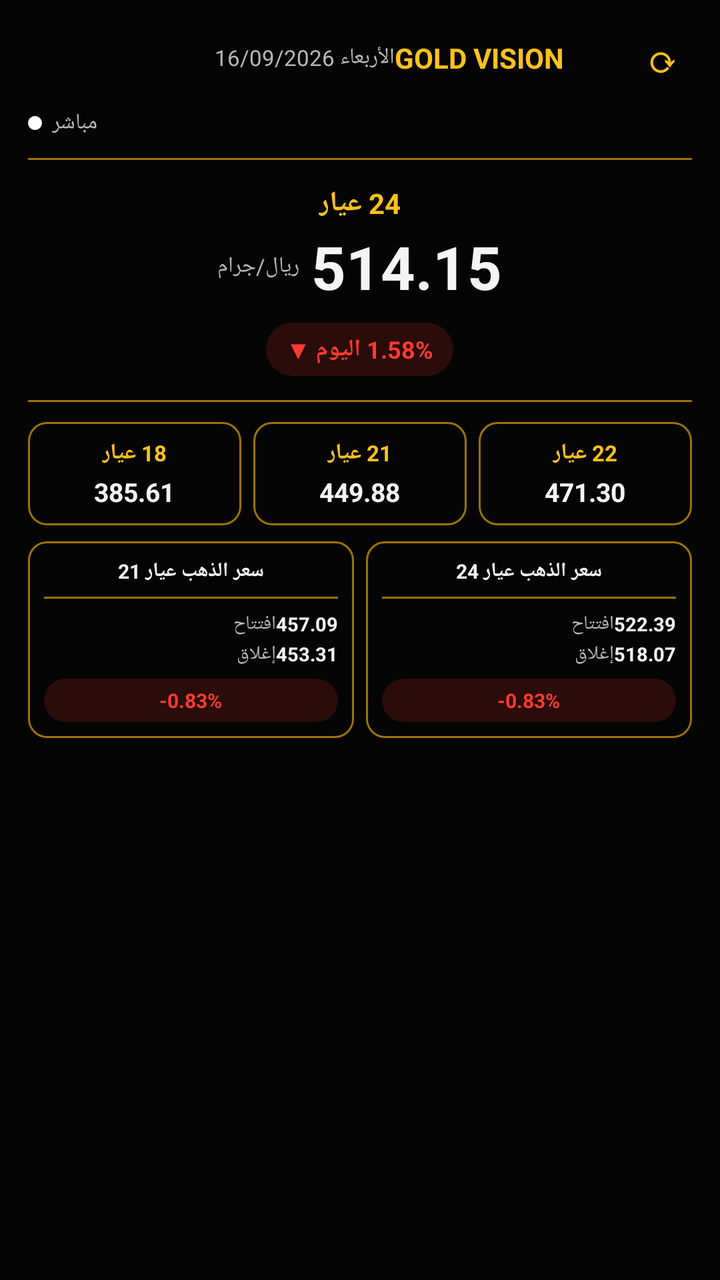
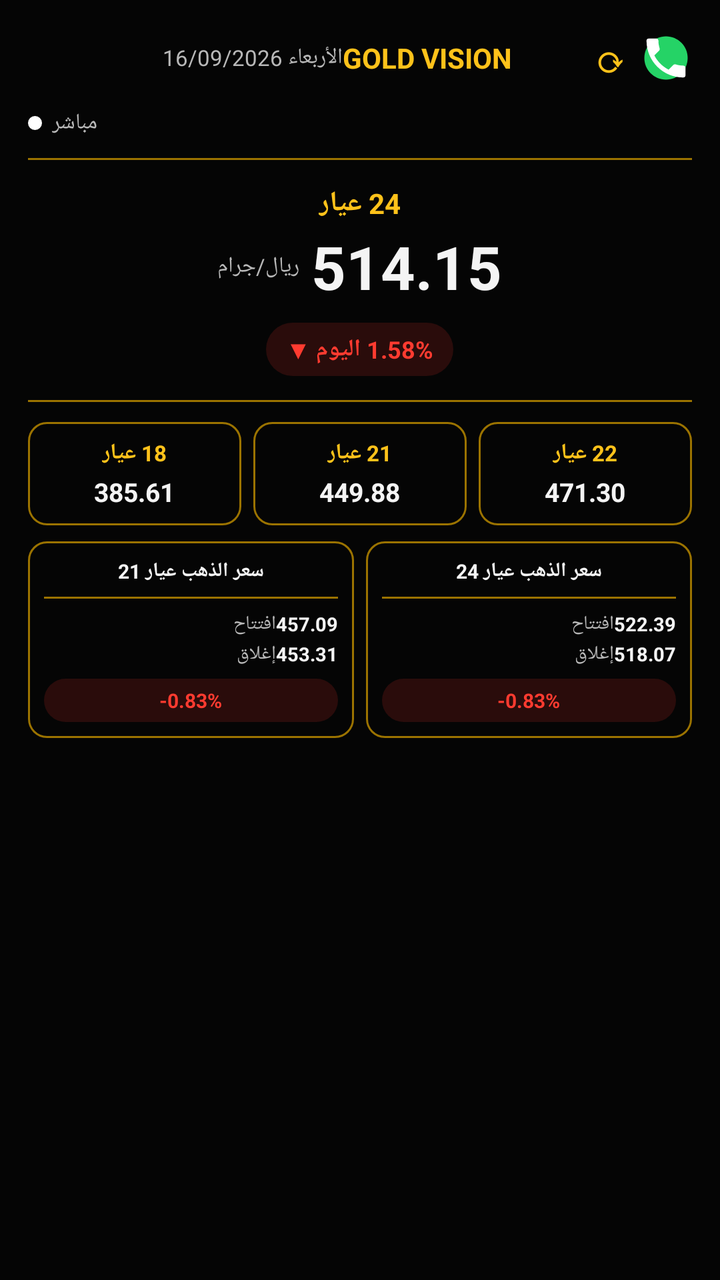

Two renders of the same Android screen: before a commit and after it. Below are the layout's source before the change and the commit's diff.
<!-- AndroidManifest.xml: application theme Theme.GoldVision -->
<!-- res/layout/gold_price_widget_preview.xml -->
<?xml version="1.0" encoding="utf-8"?>
<LinearLayout xmlns:android="http://schemas.android.com/apk/res/android"
    android:layout_width="match_parent"
    android:layout_height="match_parent"
    android:orientation="vertical"
    android:background="@color/ic_launcher_background"
    android:padding="14dp">

    <LinearLayout
        android:layout_width="match_parent"
        android:layout_height="wrap_content"
        android:orientation="horizontal"
        android:gravity="center_vertical">
        <TextView
            android:layout_width="0dp"
            android:layout_height="wrap_content"
            android:layout_weight="1"
            android:text="الأربعاء 16/09/2026"
            android:textColor="#B8B8B8"
            android:textSize="11sp" />
        <TextView
            android:layout_width="wrap_content"
            android:layout_height="wrap_content"
            android:layout_marginEnd="6dp"
            android:text="GOLD VISION"
            android:textColor="@color/widget_gold"
            android:textSize="14sp"
            android:textStyle="bold" />
        <ImageView
            android:layout_width="20dp"
            android:layout_height="20dp"
            android:layout_marginEnd="8dp"
            android:src="@mipmap/ic_launcher"
            android:contentDescription="@null" />
        <TextView
            android:layout_width="30dp"
            android:layout_height="30dp"
            android:gravity="center"
            android:text="⟳"
            android:textColor="@color/widget_gold"
            android:textSize="18sp"
            android:textStyle="bold" />
    </LinearLayout>

    <LinearLayout
        android:layout_width="wrap_content"
        android:layout_height="wrap_content"
        android:layout_marginTop="10dp"
        android:orientation="horizontal"
        android:gravity="center_vertical">
        <ImageView
            android:layout_width="7dp"
            android:layout_height="7dp"
            android:layout_marginEnd="5dp"
            android:src="@drawable/dot_circle"
            android:contentDescription="@null" />
        <TextView
            android:layout_width="wrap_content"
            android:layout_height="wrap_content"
            android:text="مباشر"
            android:textColor="#B8B8B8"
            android:textSize="11sp" />
    </LinearLayout>

    <FrameLayout
        android:layout_width="match_parent"
        android:layout_height="1dp"
        android:layout_marginTop="10dp"
        android:background="#9B7300" />

    <LinearLayout
        android:layout_width="match_parent"
        android:layout_height="wrap_content"
        android:layout_marginTop="12dp"
        android:orientation="vertical"
        android:gravity="center_horizontal">
        <TextView
            android:layout_width="wrap_content"
            android:layout_height="wrap_content"
            android:text="24 عيار"
            android:textColor="@color/widget_gold"
            android:textSize="14sp"
            android:textStyle="bold" />
        <LinearLayout
            android:layout_width="wrap_content"
            android:layout_height="wrap_content"
            android:layout_marginTop="2dp"
            android:orientation="horizontal"
            android:gravity="center_vertical">
            <TextView
                android:layout_width="wrap_content"
                android:layout_height="wrap_content"
                android:layout_marginEnd="6dp"
                android:text="ريال/جرام"
                android:textColor="#B8B8B8"
                android:textSize="11sp" />
            <TextView
                android:layout_width="wrap_content"
                android:layout_height="wrap_content"
                android:text="514.15"
                android:textColor="#F4F4F4"
                android:textSize="30sp"
                android:textStyle="bold" />
        </LinearLayout>
        <LinearLayout
            android:layout_width="wrap_content"
            android:layout_height="wrap_content"
            android:layout_marginTop="8dp"
            android:background="@drawable/pill_bg_red"
            android:paddingHorizontal="10dp"
            android:paddingVertical="5dp">
            <TextView
                android:layout_width="wrap_content"
                android:layout_height="wrap_content"
                android:text="1.58% اليوم ▼"
                android:textColor="@color/widget_red"
                android:textSize="12sp"
                android:textStyle="bold" />
        </LinearLayout>
    </LinearLayout>

    <FrameLayout
        android:layout_width="match_parent"
        android:layout_height="1dp"
        android:layout_marginTop="12dp"
        android:background="#9B7300" />

    <LinearLayout
        android:layout_width="match_parent"
        android:layout_height="wrap_content"
        android:layout_marginTop="10dp"
        android:orientation="horizontal">
        <LinearLayout
            android:layout_width="0dp"
            android:layout_height="wrap_content"
            android:layout_weight="1"
            android:layout_marginEnd="6dp"
            android:orientation="vertical"
            android:gravity="center_horizontal"
            android:background="@drawable/widget_box_border"
            android:padding="8dp">
            <TextView
                android:layout_width="wrap_content"
                android:layout_height="wrap_content"
                android:text="18 عيار"
                android:textColor="@color/widget_gold"
                android:textSize="11sp"
                android:textStyle="bold" />
            <TextView
                android:layout_width="wrap_content"
                android:layout_height="wrap_content"
                android:layout_marginTop="3dp"
                android:text="385.61"
                android:textColor="#F4F4F4"
                android:textSize="13sp"
                android:textStyle="bold" />
        </LinearLayout>
        <LinearLayout
            android:layout_width="0dp"
            android:layout_height="wrap_content"
            android:layout_weight="1"
            android:layout_marginEnd="6dp"
            android:orientation="vertical"
            android:gravity="center_horizontal"
            android:background="@drawable/widget_box_border"
            android:padding="8dp">
            <TextView
                android:layout_width="wrap_content"
                android:layout_height="wrap_content"
                android:text="21 عيار"
                android:textColor="@color/widget_gold"
                android:textSize="11sp"
                android:textStyle="bold" />
            <TextView
                android:layout_width="wrap_content"
                android:layout_height="wrap_content"
                android:layout_marginTop="3dp"
                android:text="449.88"
                android:textColor="#F4F4F4"
                android:textSize="13sp"
                android:textStyle="bold" />
        </LinearLayout>
        <LinearLayout
            android:layout_width="0dp"
            android:layout_height="wrap_content"
            android:layout_weight="1"
            android:orientation="vertical"
            android:gravity="center_horizontal"
            android:background="@drawable/widget_box_border"
            android:padding="8dp">
            <TextView
                android:layout_width="wrap_content"
                android:layout_height="wrap_content"
                android:text="22 عيار"
                android:textColor="@color/widget_gold"
                android:textSize="11sp"
                android:textStyle="bold" />
            <TextView
                android:layout_width="wrap_content"
                android:layout_height="wrap_content"
                android:layout_marginTop="3dp"
                android:text="471.30"
                android:textColor="#F4F4F4"
                android:textSize="13sp"
                android:textStyle="bold" />
        </LinearLayout>
    </LinearLayout>

    <LinearLayout
        android:layout_width="match_parent"
        android:layout_height="wrap_content"
        android:layout_marginTop="8dp"
        android:orientation="horizontal">

        <LinearLayout
            android:layout_width="0dp"
            android:layout_height="wrap_content"
            android:layout_weight="1"
            android:layout_marginEnd="6dp"
            android:orientation="vertical"
            android:background="@drawable/widget_box_border"
            android:padding="8dp">
            <TextView
                android:layout_width="match_parent"
                android:layout_height="wrap_content"
                android:gravity="center"
                android:text="سعر الذهب عيار 21"
                android:textColor="#F4F4F4"
                android:textSize="10sp"
                android:textStyle="bold" />
            <FrameLayout
                android:layout_width="match_parent"
                android:layout_height="1dp"
                android:layout_marginTop="6dp"
                android:layout_marginBottom="6dp"
                android:background="#9B7300" />
            <LinearLayout
                android:layout_width="match_parent"
                android:layout_height="wrap_content"
                android:orientation="horizontal">
                <TextView
                    android:layout_width="0dp"
                    android:layout_height="wrap_content"
                    android:layout_weight="1"
                    android:text="افتتاح"
                    android:textColor="#B8B8B8"
                    android:textSize="9.5sp" />
                <TextView
                    android:layout_width="wrap_content"
                    android:layout_height="wrap_content"
                    android:text="457.09"
                    android:textColor="#F4F4F4"
                    android:textSize="9.5sp"
                    android:textStyle="bold" />
            </LinearLayout>
            <LinearLayout
                android:layout_width="match_parent"
                android:layout_height="wrap_content"
                android:layout_marginTop="2dp"
                android:orientation="horizontal">
                <TextView
                    android:layout_width="0dp"
                    android:layout_height="wrap_content"
                    android:layout_weight="1"
                    android:text="إغلاق"
                    android:textColor="#B8B8B8"
                    android:textSize="9.5sp" />
                <TextView
                    android:layout_width="wrap_content"
                    android:layout_height="wrap_content"
                    android:text="453.31"
                    android:textColor="#F4F4F4"
                    android:textSize="9.5sp"
                    android:textStyle="bold" />
            </LinearLayout>
            <LinearLayout
                android:layout_width="match_parent"
                android:layout_height="wrap_content"
                android:layout_marginTop="6dp"
                android:background="@drawable/pill_bg_red"
                android:gravity="center"
                android:paddingVertical="4dp">
                <TextView
                    android:layout_width="wrap_content"
                    android:layout_height="wrap_content"
                    android:text="-0.83%"
                    android:textColor="@color/widget_red"
                    android:textSize="10sp"
                    android:textStyle="bold" />
            </LinearLayout>
        </LinearLayout>

        <LinearLayout
            android:layout_width="0dp"
            android:layout_height="wrap_content"
            android:layout_weight="1"
            android:orientation="vertical"
            android:background="@drawable/widget_box_border"
            android:padding="8dp">
            <TextView
                android:layout_width="match_parent"
                android:layout_height="wrap_content"
                android:gravity="center"
                android:text="سعر الذهب عيار 24"
                android:textColor="#F4F4F4"
                android:textSize="10sp"
                android:textStyle="bold" />
            <FrameLayout
                android:layout_width="match_parent"
                android:layout_height="1dp"
                android:layout_marginTop="6dp"
                android:layout_marginBottom="6dp"
                android:background="#9B7300" />
            <LinearLayout
                android:layout_width="match_parent"
                android:layout_height="wrap_content"
                android:orientation="horizontal">
                <TextView
                    android:layout_width="0dp"
                    android:layout_height="wrap_content"
                    android:layout_weight="1"
                    android:text="افتتاح"
                    android:textColor="#B8B8B8"
                    android:textSize="9.5sp" />
                <TextView
                    android:layout_width="wrap_content"
                    android:layout_height="wrap_content"
                    android:text="522.39"
                    android:textColor="#F4F4F4"
                    android:textSize="9.5sp"
                    android:textStyle="bold" />
            </LinearLayout>
            <LinearLayout
                android:layout_width="match_parent"
                android:layout_height="wrap_content"
                android:layout_marginTop="2dp"
                android:orientation="horizontal">
                <TextView
                    android:layout_width="0dp"
                    android:layout_height="wrap_content"
                    android:layout_weight="1"
                    android:text="إغلاق"
                    android:textColor="#B8B8B8"
                    android:textSize="9.5sp" />
                <TextView
                    android:layout_width="wrap_content"
                    android:layout_height="wrap_content"
                    android:text="518.07"
                    android:textColor="#F4F4F4"
                    android:textSize="9.5sp"
                    android:textStyle="bold" />
            </LinearLayout>
            <LinearLayout
                android:layout_width="match_parent"
                android:layout_height="wrap_content"
                android:layout_marginTop="6dp"
                android:background="@drawable/pill_bg_red"
                android:gravity="center"
                android:paddingVertical="4dp">
                <TextView
                    android:layout_width="wrap_content"
                    android:layout_height="wrap_content"
                    android:text="-0.83%"
                    android:textColor="@color/widget_red"
                    android:textSize="10sp"
                    android:textStyle="bold" />
            </LinearLayout>
        </LinearLayout>
    </LinearLayout>

</LinearLayout>
<!-- resources referenced by this layout -->
<resources>
  <color name="ic_launcher_background">#050505</color>
  <color name="widget_gold">#FFC21A</color>
  <color name="widget_red">#FF3B30</color>
  <!-- drawable dot_circle (drawable) -->
  <?xml version="1.0" encoding="utf-8"?>
  <shape xmlns:android="http://schemas.android.com/apk/res/android"
      android:shape="oval">
      <solid android:color="#FFFFFF" />
  </shape>
  <!-- drawable pill_bg_red (drawable) -->
  <?xml version="1.0" encoding="utf-8"?>
  <shape xmlns:android="http://schemas.android.com/apk/res/android"
      android:shape="rectangle">
      <solid android:color="#26FF3B30" />
      <corners android:radius="14dp" />
  </shape>
  <!-- drawable widget_box_border (drawable) -->
  <?xml version="1.0" encoding="utf-8"?>
  <shape xmlns:android="http://schemas.android.com/apk/res/android"
      android:shape="rectangle">
      <stroke android:width="1dp" android:color="#9B7300" />
      <corners android:radius="9dp" />
  </shape>
  <!-- mipmap ic_launcher (mipmap-anydpi-v26) -->
  <?xml version="1.0" encoding="utf-8"?>
  <adaptive-icon xmlns:android="http://schemas.android.com/apk/res/android">
      <background android:drawable="@color/ic_launcher_background"/>
      <foreground android:drawable="@mipmap/ic_launcher_foreground"/>
  </adaptive-icon>
  <style name="Theme.GoldVision" parent="android:Theme.Material.NoActionBar">
          <item name="android:windowBackground">@android:color/black</item>
          <item name="android:statusBarColor">@android:color/black</item>
          <item name="android:navigationBarColor">@android:color/black</item>
      </style>
</resources>

<!-- the commit's change to res/layout/gold_price_widget_preview.xml (unified diff, before → after) -->
@@ -40,6 +40,11 @@
             android:textColor="@color/widget_gold"
             android:textSize="18sp"
             android:textStyle="bold" />
+        <ImageView
+            android:layout_width="26dp"
+            android:layout_height="26dp"
+            android:src="@drawable/ic_whatsapp"
+            android:contentDescription="@null" />
     </LinearLayout>
 
     <LinearLayout
<!-- resource entries referenced after the edit -->
@@ -9,6 +9,20 @@
       android:shape="oval">
       <solid android:color="#FFFFFF" />
   </shape>
+  <!-- drawable ic_whatsapp (drawable) -->
+  <?xml version="1.0" encoding="utf-8"?>
+  <vector xmlns:android="http://schemas.android.com/apk/res/android"
+      android:width="24dp"
+      android:height="24dp"
+      android:viewportWidth="24"
+      android:viewportHeight="24">
+      <path
+          android:fillColor="#25D366"
+          android:pathData="M12,2 C6.48,2 2,6.48 2,12 C2,17.52 6.48,22 12,22 C17.52,22 22,17.52 22,12 C22,6.48 17.52,2 12,2 Z" />
+      <path
+          android:fillColor="#FFFFFF"
+          android:pathData="M6.62,10.79c1.44,2.83 3.76,5.14 6.59,6.59l2.2,-2.2c0.27,-0.27 0.67,-0.36 1.02,-0.24 1.12,0.37 2.33,0.57 3.57,0.57 0.55,0 1,0.45 1,1L21,20c0,0.55 -0.45,1 -1,1 -9.39,0 -17,-7.61 -17,-17 0,-0.55 0.45,-1 1,-1h3.5c0.55,0 1,0.45 1,1 0,1.25 0.2,2.45 0.57,3.57 0.11,0.35 0.03,0.74 -0.25,1.02l-2.2,2.2z" />
+  </vector>
   <!-- drawable pill_bg_red (drawable) -->
   <?xml version="1.0" encoding="utf-8"?>
   <shape xmlns:android="http://schemas.android.com/apk/res/android"
